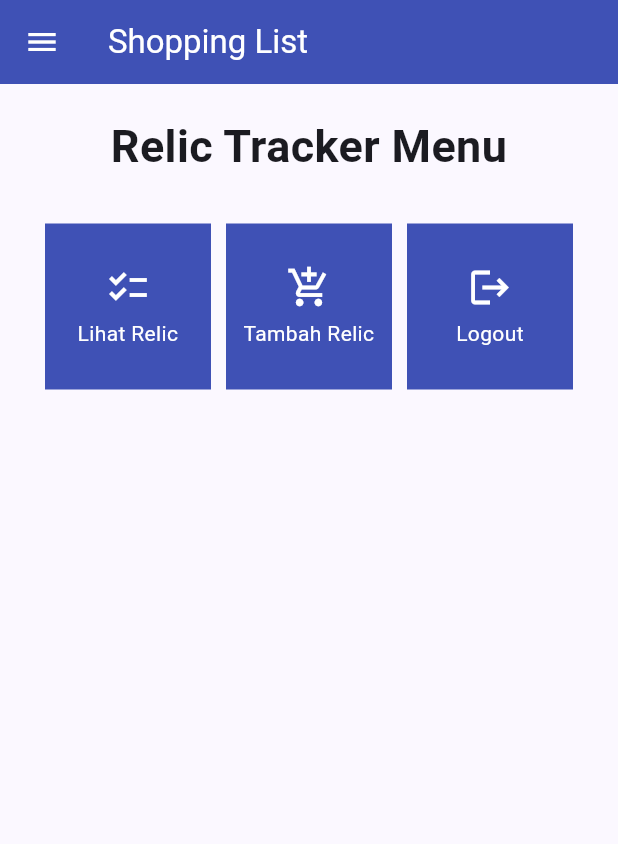
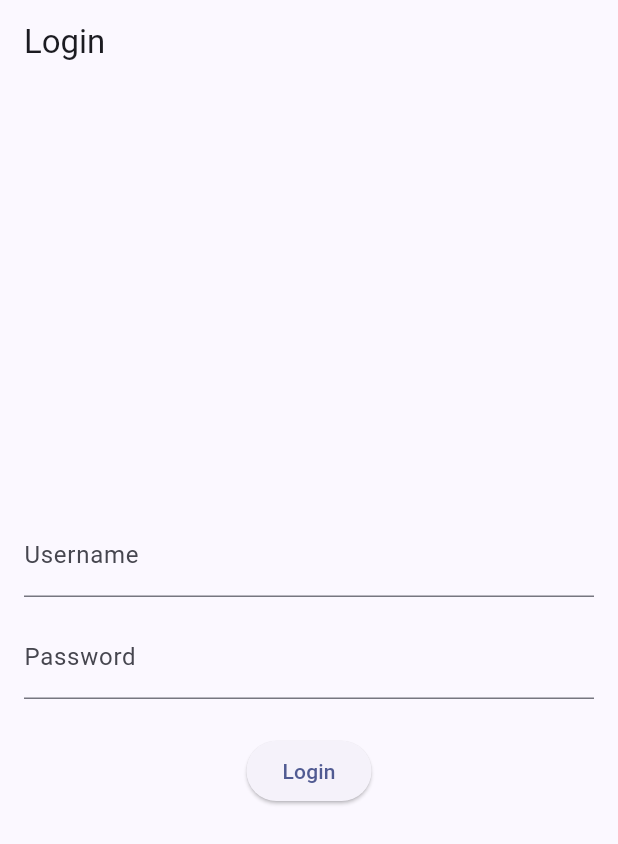
Before and after one commit to caturwmn/relic-tracker-mobile, a Flutter app: the screen it shows after launch, on a phone screen of 412 x 824 dp. Shown: the top 844 px of the screen. Run offline on Flutter 3.47's test engine with Material 2 defaults, Android fonts, the phone set to English and light mode, and no system bars; missing offline and left inert: pbp_django_auth.

```diff
--- a/lib/main.dart
+++ b/lib/main.dart
@@ -1,38 +1,32 @@
 import 'package:flutter/material.dart';
-import 'package:relic_tracker/menu.dart';
+import 'package:pbp_django_auth/pbp_django_auth.dart';
+import 'package:provider/provider.dart';
+import 'package:relic_tracker/screens/login.dart';
+import 'package:relic_tracker/screens/menu.dart';
+
 
 void main() {
   runApp(const MyApp());
 }
 
 class MyApp extends StatelessWidget {
-  const MyApp({super.key});
+  const MyApp({Key? key}) : super(key: key);
 
-  // This widget is the root of your application.
   @override
   Widget build(BuildContext context) {
-    return MaterialApp(
-      title: 'Flutter Demo',
-      theme: ThemeData(
-        // This is the theme of your application.
-        //
-        // TRY THIS: Try running your application with "flutter run". You'll see
-        // the application has a blue toolbar. Then, without quitting the app,
-        // try changing the seedColor in the colorScheme below to Colors.green
-        // and then invoke "hot reload" (save your changes or press the "hot
-        // reload" button in a Flutter-supported IDE, or press "r" if you used
-        // the command line to start the app).
-        //
-        // Notice that the counter didn't reset back to zero; the application
-        // state is not lost during the reload. To reset the state, use hot
-        // restart instead.
-        //
-        // This works for code too, not just values: Most code changes can be
-        // tested with just a hot reload.
-        colorScheme: ColorScheme.fromSeed(seedColor: Colors.indigo),
-        useMaterial3: true,
+    return Provider(
+      create: (_) {
+        CookieRequest request = CookieRequest();
+        return request;
+      },
+      child: MaterialApp(
+          title: 'Flutter App',
+          theme: ThemeData(
+            colorScheme: ColorScheme.fromSeed(seedColor: Colors.indigo),
+            useMaterial3: true,
+          ),
+          home: LoginPage()
       ),
-      home: MyHomePage(),
     );
   }
 }
--- /dev/null
+++ b/lib/screens/login.dart
@@ -0,0 +1,113 @@
+import 'package:relic_tracker/screens/menu.dart';
+import 'package:flutter/material.dart';
+import 'package:pbp_django_auth/pbp_django_auth.dart';
+import 'package:provider/provider.dart';
+
+void main() {
+  runApp(const LoginApp());
+}
+
+class LoginApp extends StatelessWidget {
+  const LoginApp({super.key});
+
+  @override
+  Widget build(BuildContext context) {
+    return MaterialApp(
+      title: 'Login',
+      theme: ThemeData(
+        primarySwatch: Colors.blue,
+      ),
+      home: const LoginPage(),
+    );
+  }
+}
+
+class LoginPage extends StatefulWidget {
+  const LoginPage({super.key});
+
+  @override
+  _LoginPageState createState() => _LoginPageState();
+}
+
+class _LoginPageState extends State<LoginPage> {
+  final TextEditingController _usernameController = TextEditingController();
+  final TextEditingController _passwordController = TextEditingController();
+
+  @override
+  Widget build(BuildContext context) {
+    final request = context.watch<CookieRequest>();
+    return Scaffold(
+      appBar: AppBar(
+        title: const Text('Login'),
+      ),
+      body: Container(
+        padding: const EdgeInsets.all(16.0),
+        child: Column(
+          mainAxisAlignment: MainAxisAlignment.center,
+          children: [
+            TextField(
+              controller: _usernameController,
+              decoration: const InputDecoration(
+                labelText: 'Username',
+              ),
+            ),
+            const SizedBox(height: 12.0),
+            TextField(
+              controller: _passwordController,
+              decoration: const InputDecoration(
+                labelText: 'Password',
+              ),
+              obscureText: true,
+            ),
+            const SizedBox(height: 24.0),
+            ElevatedButton(
+              onPressed: () async {
+                String username = _usernameController.text;
+                String password = _passwordController.text;
+
+                // Cek kredensial
+                // Untuk menyambungkan Android emulator dengan Django pada localhost,
+                // gunakan URL http://10.0.2.2/
+                final response = await request.login("http://catur-wira-tugas.pbp.cs.ui.ac.id/", {
+                  'username': username,
+                  'password': password,
+                });
+
+                if (request.loggedIn) {
+                  String message = response['message'];
+                  String uname = response['username'];
+                  Navigator.pushReplacement(
+                    context,
+                    MaterialPageRoute(builder: (context) => MyHomePage()),
+                  );
+                  ScaffoldMessenger.of(context)
+                    ..hideCurrentSnackBar()
+                    ..showSnackBar(
+                        SnackBar(content: Text("$message Selamat datang, $uname.")));
+                } else {
+                  showDialog(
+                    context: context,
+                    builder: (context) => AlertDialog(
+                      title: const Text('Login Gagal'),
+                      content:
+                      Text(response['message']),
+                      actions: [
+                        TextButton(
+                          child: const Text('OK'),
+                          onPressed: () {
+                            Navigator.pop(context);
+                          },
+                        ),
+                      ],
+                    ),
+                  );
+                }
+              },
+              child: const Text('Login'),
+            ),
+          ],
+        ),
+      ),
+    );
+  }
+}
--- a/lib/menu.dart
+++ b/lib/screens/menu.dart
@@ -1,6 +1,8 @@
 import 'package:flutter/material.dart';
-import 'package:relic_tracker/shoplist_form.dart';
+import 'package:relic_tracker/screens/shoplist_form.dart';
 import 'package:relic_tracker/widgets/left_drawer.dart';
+import '../widgets/shop_card.dart';
+import 'list_relic.dart';
 
 class MyHomePage extends StatelessWidget {
   const MyHomePage({Key? key}) : super(key: key);
@@ -66,69 +68,3 @@
     );
   }
 }
-
-class ShopItem {
-  final String name;
-  final IconData icon;
-
-  ShopItem(this.name, this.icon);
-}
-
-final List<ShopItem> items = [
-  ShopItem("Lihat Relic", Icons.checklist),
-  ShopItem("Tambah Relic", Icons.add_shopping_cart),
-  ShopItem("Logout", Icons.logout),
-];
-
-class ShopCard extends StatelessWidget {
-  final ShopItem item;
-
-  const ShopCard(this.item, {super.key}); // Constructor
-
-  @override
-  Widget build(BuildContext context) {
-    return Material(
-      color: Colors.indigo,
-      child: InkWell(
-        // Area responsive terhadap sentuhan
-        onTap: () {
-          // Memunculkan SnackBar ketika diklik
-          ScaffoldMessenger.of(context)
-            ..hideCurrentSnackBar()
-            ..showSnackBar(SnackBar(
-                content: Text("Kamu telah menekan tombol ${item.name}!")));
-          // Navigate ke route yang sesuai (tergantung jenis tombol)
-          if (item.name == "Tambah Relic") {
-            Navigator.push(
-                context,
-                MaterialPageRoute(
-                  builder: (context) => const ShopFormPage(),
-                ));
-          }
-        },
-        child: Container(
-          // Container untuk menyimpan Icon dan Text
-          padding: const EdgeInsets.all(8),
-          child: Center(
-            child: Column(
-              mainAxisAlignment: MainAxisAlignment.center,
-              children: [
-                Icon(
-                  item.icon,
-                  color: Colors.white,
-                  size: 30.0,
-                ),
-                const Padding(padding: EdgeInsets.all(3)),
-                Text(
-                  item.name,
-                  textAlign: TextAlign.center,
-                  style: const TextStyle(color: Colors.white),
-                ),
-              ],
-            ),
-          ),
-        ),
-      ),
-    );
-  }
-}
--- a/pubspec.yaml
+++ b/pubspec.yaml
@@ -35,6 +35,9 @@
   # The following adds the Cupertino Icons font to your application.
   # Use with the CupertinoIcons class for iOS style icons.
   cupertino_icons: ^1.0.2
+  provider: ^6.1.1
+  pbp_django_auth: ^0.4.0
+  http: ^1.1.0
 
 dev_dependencies:
   flutter_test:
```
Also changed, not shown: lib/models/relic.dart (added, +73 -0 lines), lib/screens/list_relic.dart (added, +90 -0 lines), lib/screens/shoplist_form.dart (renamed from lib/shoplist_form.dart, +36 -32 lines), lib/widgets/left_drawer.dart (+15 -2 lines), lib/widgets/shop_card.dart (added, +98 -0 lines), pubspec.lock, 2 other files.
